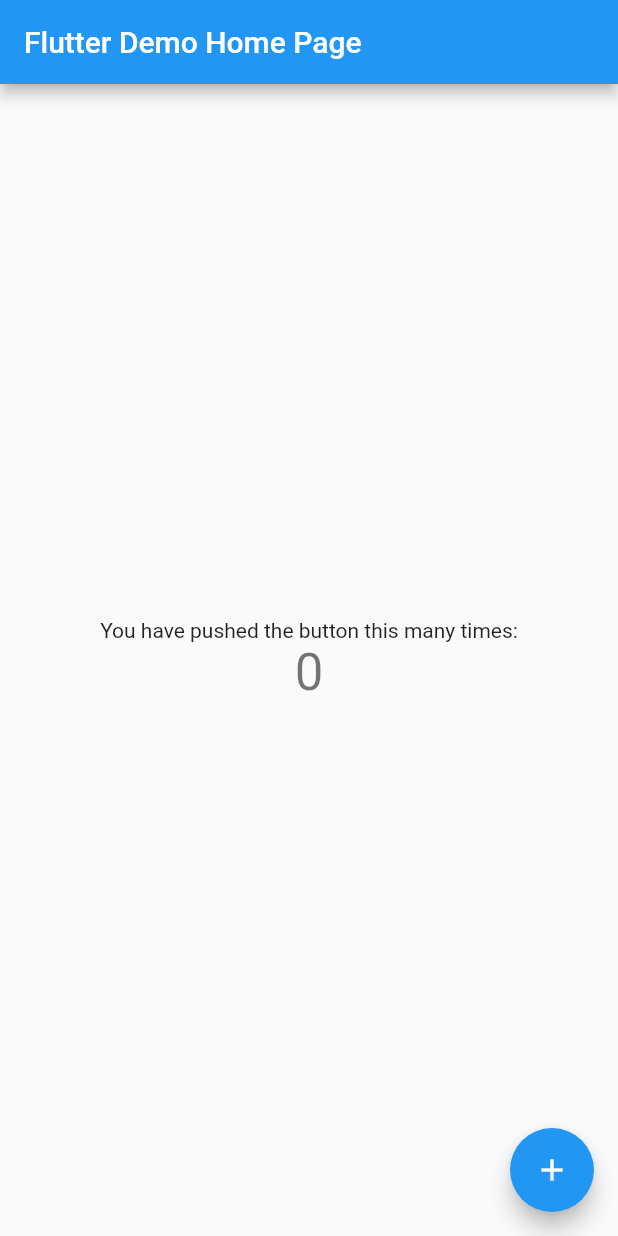
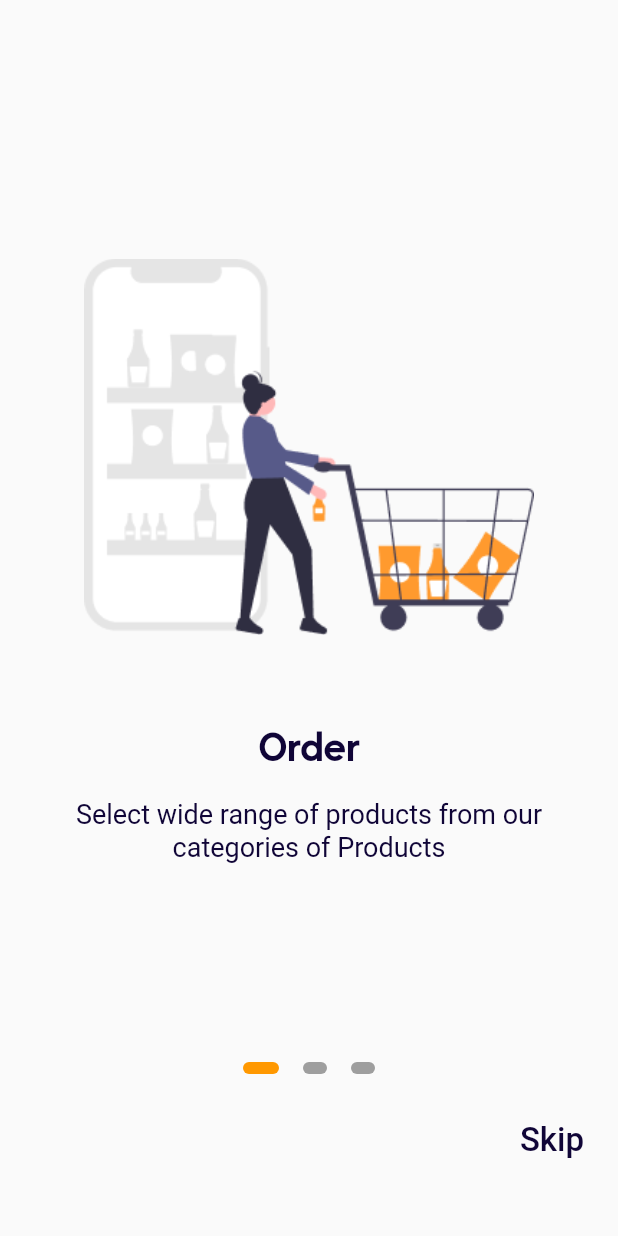
Before and after one commit to bukunmialuko/falcon104, a Flutter app: the screen it shows after launch, on a phone screen of 412 x 824 dp. Run offline on Flutter 3.47's test engine with Material 2 defaults, Android fonts, the phone set to English and light mode, and no system bars.

Commit message:
Implemented onboarding screen, based of the design

```diff
--- a/lib/main.dart
+++ b/lib/main.dart
@@ -1,117 +1,21 @@
 import 'package:flutter/material.dart';
+
+import 'screens/OnboardingScreen.dart';
 
 void main() {
   runApp(MyApp());
 }
 
 class MyApp extends StatelessWidget {
-  // This widget is the root of your application.
   @override
   Widget build(BuildContext context) {
     return MaterialApp(
       title: 'Flutter Demo',
       theme: ThemeData(
-        // This is the theme of your application.
-        //
-        // Try running your application with "flutter run". You'll see the
-        // application has a blue toolbar. Then, without quitting the app, try
-        // changing the primarySwatch below to Colors.green and then invoke
-        // "hot reload" (press "r" in the console where you ran "flutter run",
-        // or simply save your changes to "hot reload" in a Flutter IDE).
-        // Notice that the counter didn't reset back to zero; the application
-        // is not restarted.
         primarySwatch: Colors.blue,
-        // This makes the visual density adapt to the platform that you run
-        // the app on. For desktop platforms, the controls will be smaller and
-        // closer together (more dense) than on mobile platforms.
         visualDensity: VisualDensity.adaptivePlatformDensity,
       ),
-      home: MyHomePage(title: 'Flutter Demo Home Page'),
+      home: OnboardingScreen(),
     );
   }
 }
-
-class MyHomePage extends StatefulWidget {
-  MyHomePage({Key key, this.title}) : super(key: key);
-
-  // This widget is the home page of your application. It is stateful, meaning
-  // that it has a State object (defined below) that contains fields that affect
-  // how it looks.
-
-  // This class is the configuration for the state. It holds the values (in this
-  // case the title) provided by the parent (in this case the App widget) and
-  // used by the build method of the State. Fields in a Widget subclass are
-  // always marked "final".
-
-  final String title;
-
-  @override
-  _MyHomePageState createState() => _MyHomePageState();
-}
-
-class _MyHomePageState extends State<MyHomePage> {
-  int _counter = 0;
-
-  void _incrementCounter() {
-    setState(() {
-      // This call to setState tells the Flutter framework that something has
-      // changed in this State, which causes it to rerun the build method below
-      // so that the display can reflect the updated values. If we changed
-      // _counter without calling setState(), then the build method would not be
-      // called again, and so nothing would appear to happen.
-      _counter++;
-    });
-  }
-
-  @override
-  Widget build(BuildContext context) {
-    // This method is rerun every time setState is called, for instance as done
-    // by the _incrementCounter method above.
-    //
-    // The Flutter framework has been optimized to make rerunning build methods
-    // fast, so that you can just rebuild anything that needs updating rather
-    // than having to individually change instances of widgets.
-    return Scaffold(
-      appBar: AppBar(
-        // Here we take the value from the MyHomePage object that was created by
-        // the App.build method, and use it to set our appbar title.
-        title: Text(widget.title),
-      ),
-      body: Center(
-        // Center is a layout widget. It takes a single child and positions it
-        // in the middle of the parent.
-        child: Column(
-          // Column is also a layout widget. It takes a list of children and
-          // arranges them vertically. By default, it sizes itself to fit its
-          // children horizontally, and tries to be as tall as its parent.
-          //
-          // Invoke "debug painting" (press "p" in the console, choose the
-          // "Toggle Debug Paint" action from the Flutter Inspector in Android
-          // Studio, or the "Toggle Debug Paint" command in Visual Studio Code)
-          // to see the wireframe for each widget.
-          //
-          // Column has various properties to control how it sizes itself and
-          // how it positions its children. Here we use mainAxisAlignment to
-          // center the children vertically; the main axis here is the vertical
-          // axis because Columns are vertical (the cross axis would be
-          // horizontal).
-          mainAxisAlignment: MainAxisAlignment.center,
-          children: <Widget>[
-            Text(
-              'You have pushed the button this many times:',
-            ),
-            Text(
-              '$_counter',
-              style: Theme.of(context).textTheme.headline4,
-            ),
-          ],
-        ),
-      ),
-      floatingActionButton: FloatingActionButton(
-        onPressed: _incrementCounter,
-        tooltip: 'Increment',
-        child: Icon(Icons.add),
-      ), // This trailing comma makes auto-formatting nicer for build methods.
-    );
-  }
-}
--- /dev/null
+++ b/lib/screens/OnboardingScreen.dart
@@ -0,0 +1,172 @@
+import 'package:falcon104/utilities/styles.dart';
+import 'package:flutter/material.dart';
+
+class OnboardingScreen extends StatefulWidget {
+  @override
+  _OnboardingScreenState createState() => _OnboardingScreenState();
+}
+
+class _OnboardingScreenState extends State<OnboardingScreen> {
+  int _currentPage = 0;
+  final int _numPages = 3;
+  final PageController _pageController = PageController(initialPage: 0);
+
+  List<Widget> _buildPageIndicator() {
+    List<Widget> list = [];
+    for (int i = 0; i < _numPages; i++) {
+      list.add(i == _currentPage ? _indicator(true) : _indicator(false));
+    }
+    return list;
+  }
+
+  Widget _indicator(bool isActive) {
+    return AnimatedContainer(
+      duration: Duration(milliseconds: 150),
+      margin: EdgeInsets.symmetric(horizontal: 8.0),
+      height: 8.0,
+      width: isActive ? 24.0 : 16.0,
+      decoration: BoxDecoration(
+        color: isActive ? Colors.orange : Colors.grey,
+        borderRadius: BorderRadius.all(Radius.circular(12)),
+      ),
+    );
+  }
+
+  @override
+  Widget build(BuildContext context) {
+    return Scaffold(
+      body: Padding(
+          padding: EdgeInsets.symmetric(vertical: 40.0),
+          child: Column(
+            crossAxisAlignment: CrossAxisAlignment.stretch,
+            children: <Widget>[
+              Expanded(
+                child: Container(),
+              ),
+              Container(
+                height: 600.0,
+                child: PageView(
+                  physics: ClampingScrollPhysics(),
+                  controller: _pageController,
+                  onPageChanged: (int page) {
+                    setState(() {
+                      _currentPage = page;
+                    });
+                  },
+                  children: <Widget>[
+                    Padding(
+                      padding: EdgeInsets.all(40.0),
+                      child: Column(
+                        crossAxisAlignment: CrossAxisAlignment.center,
+                        children: <Widget>[
+                          Center(
+                            child: Image(
+                              image: AssetImage(
+                                'assets/images/onboarding0.png',
+                              ),
+                              height: 300.0,
+                              width: 300.0,
+                            ),
+                          ),
+                          SizedBox(height: 30.0),
+                          Text(
+                            'Order',
+                            style: kTitleStyle,
+                          ),
+                          SizedBox(height: 15.0),
+                          Text(
+                            'Select wide range of products from our categories of Products',
+                            textAlign: TextAlign.center,
+                            style: kSubtitleStyle,
+                          ),
+                        ],
+                      ),
+                    ),
+                    Padding(
+                      padding: EdgeInsets.all(40.0),
+                      child: Column(
+                        crossAxisAlignment: CrossAxisAlignment.center,
+                        children: <Widget>[
+                          Center(
+                            child: Image(
+                              image: AssetImage(
+                                'assets/images/onboarding1.png',
+                              ),
+                              height: 300.0,
+                              width: 300.0,
+                            ),
+                          ),
+                          SizedBox(height: 30.0),
+                          Text(
+                            'Make Payment',
+                            style: kTitleStyle,
+                          ),
+                          SizedBox(height: 15.0),
+                          Text(
+                            'Make payment as per your convience online or on delivery',
+                            textAlign: TextAlign.center,
+                            style: kSubtitleStyle,
+                          ),
+                        ],
+                      ),
+                    ),
+                    Padding(
+                      padding: EdgeInsets.all(40.0),
+                      child: Column(
+                        crossAxisAlignment: CrossAxisAlignment.center,
+                        children: <Widget>[
+                          Center(
+                            child: Image(
+                              image: AssetImage(
+                                'assets/images/onboarding2.png',
+                              ),
+                              height: 300.0,
+                              width: 300.0,
+                            ),
+                          ),
+                          SizedBox(height: 30.0),
+                          Text(
+                            'Delivery',
+                            style: kTitleStyle,
+                          ),
+                          SizedBox(height: 15.0),
+                          Text(
+                            'Fast door step deliveries our delivery person will deliver your order in under 24 hours',
+                            textAlign: TextAlign.center,
+                            style: kSubtitleStyle,
+                          ),
+                        ],
+                      ),
+                    ),
+                  ],
+                ),
+              ),
+              Row(
+                mainAxisAlignment: MainAxisAlignment.center,
+                children: _buildPageIndicator(),
+              ),
+              Expanded(
+                child: Align(
+                  alignment: FractionalOffset.bottomRight,
+                  child: FlatButton(
+                    onPressed: () {
+                      _pageController.nextPage(
+                        duration: Duration(milliseconds: 500),
+                        curve: Curves.ease,
+                      );
+                    },
+                    child: Text(
+                      'Skip',
+                      style: TextStyle(
+                        color: Color(0xFF100537),
+                        fontSize: 22.0,
+                      ),
+                    ),
+                  ),
+                ),
+              )
+            ],
+          )),
+    );
+  }
+}
--- a/lib/utilities/styles.dart
+++ b/lib/utilities/styles.dart
@@ -1,14 +1,14 @@
 import 'package:flutter/material.dart';
 
 final kTitleStyle = TextStyle(
-  color: Colors.white,
+  color: Color(0xFF100537),
   fontFamily: 'CM Sans Serif',
   fontSize: 26.0,
   height: 1.5,
 );
 
 final kSubtitleStyle = TextStyle(
-  color: Colors.white,
+  color: Color(0xFF100537),
   fontSize: 18.0,
   height: 1.2,
 );
```
Also changed, not shown: 1 other file.
